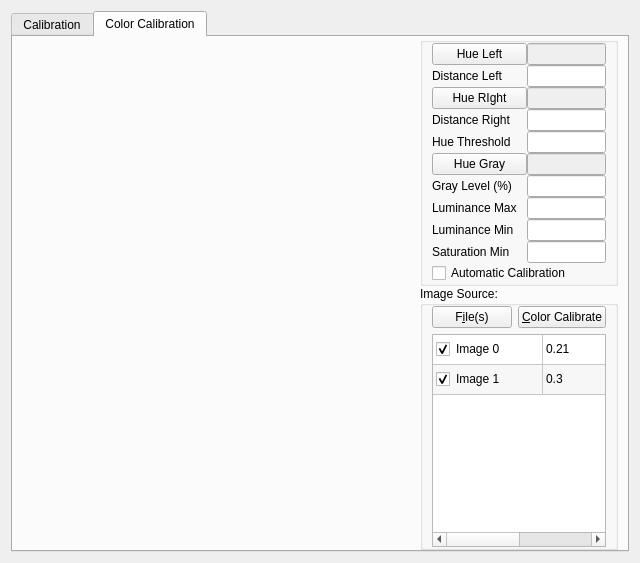
This is app/src/tools/core/tabs/CameraCalibrationWidget.ui in jlfranco/gts as Qt 5 draws it before an edit. The edited form follows.
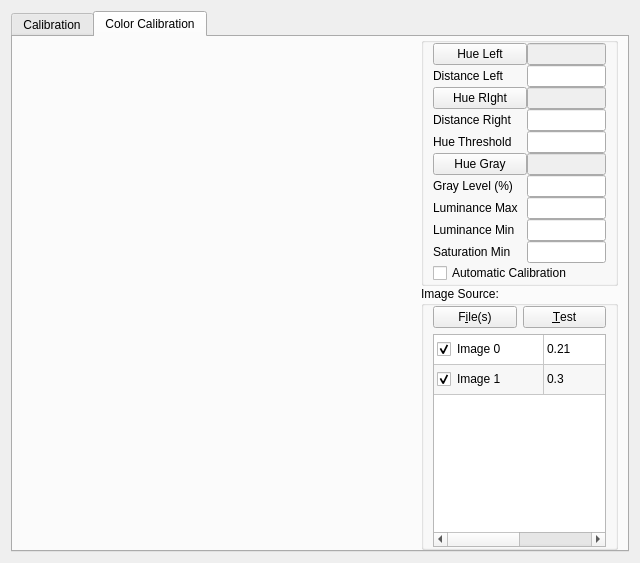
This is the edited form. Custom widgets are drawn as their Qt base class.

Commit message: [add] color calib interface

Diff of the .ui file:
```diff
--- a/app/src/tools/core/tabs/CameraCalibrationWidget.ui
+++ b/app/src/tools/core/tabs/CameraCalibrationWidget.ui
@@ -575,7 +575,7 @@
              <attribute name="title">
               <string>Color Calibration</string>
              </attribute>
-             <layout class="QGridLayout" name="gridLayout_4" columnstretch="2,1,0">
+             <layout class="QGridLayout" name="gridLayout_4" columnstretch="2,1">
               <property name="topMargin">
                <number>0</number>
               </property>
@@ -852,7 +852,7 @@
                      <item>
                       <widget class="QPushButton" name="m_colorCalibrateBtn">
                        <property name="text">
-                        <string>&amp;Color Calibrate</string>
+                        <string>&amp;Test</string>
                        </property>
                       </widget>
                      </item>
```
The commit also changes 3 other files.
